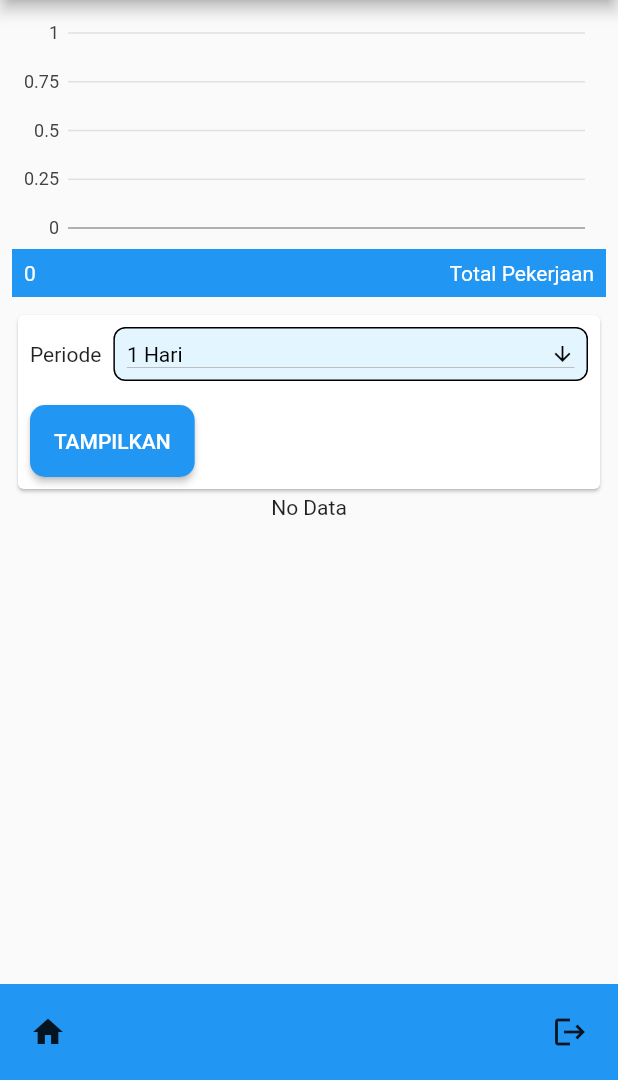
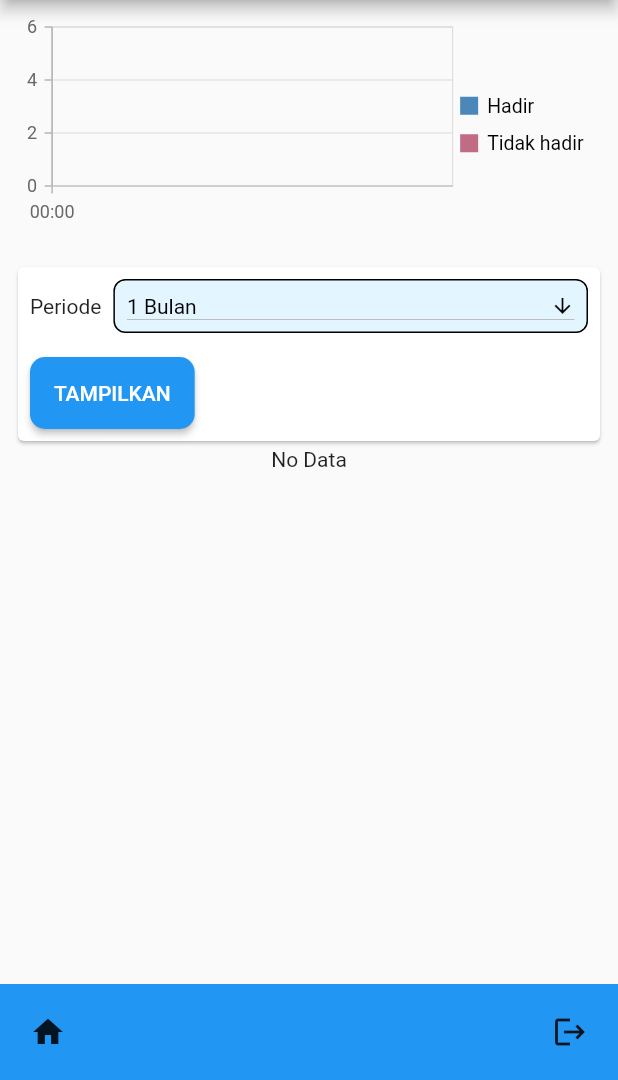
Before and after one commit to andiaqsha99/daily_log, a Flutter app: the DashboardPage screen opened directly with empty values, tab 2 chosen, on a phone screen of 412 x 824 dp, the part 156-1236 px from its top. Run offline on Flutter 3.47's test engine with Material 2 defaults, Android fonts, the phone set to English and light mode, and no system bars; drawn by our look-alikes of badges; our stand-ins replace charts_flutter, flutter_typeahead, grouped_list, location, month_picker_dialog, scrollable_positioned_list and 2 more; missing offline and left inert: qr_code_scanner; accounts and stored records are empty; network calls fail.

Commit message:
fix kehadiran chart

```diff
--- a/lib/DashboardPage.dart
+++ b/lib/DashboardPage.dart
@@ -20,6 +20,7 @@ import 'package:charts_flutter/flutter.dart' as charts;
 import 'package:intl/intl.dart';
 import 'package:month_picker_dialog/month_picker_dialog.dart';
 import 'package:shared_preferences/shared_preferences.dart';
+import 'package:syncfusion_flutter_charts/charts.dart' as chart;
 
 class DashboardPage extends StatelessWidget {
   final int idUser;
@@ -91,6 +92,32 @@ class SimpleTimeSeriesChart extends StatelessWidget {
         domainFn: (DurasiHarian durasiHarian, _) => durasiHarian.tanggal,
         measureFn: (DurasiHarian durasiHarian, _) => durasiHarian.durasi,
         data: data,
+      )
+    ];
+  }
+
+  static List<charts.Series<OrdinalSales, DateTime>> _createKehadiranData(
+      List<Kehadiran> listData) {
+    List<OrdinalSales> desktopSalesData = [];
+    List<OrdinalSales> tableSalesData = [];
+
+    listData.forEach((element) {
+      desktopSalesData.add(new OrdinalSales(element.tanggal, element.hadir));
+      tableSalesData.add(new OrdinalSales(element.tanggal, element.tidakHadir));
+    });
+
+    return [
+      new charts.Series<OrdinalSales, DateTime>(
+        id: 'Desktop',
+        domainFn: (OrdinalSales sales, _) => sales.year,
+        measureFn: (OrdinalSales sales, _) => sales.sales,
+        data: desktopSalesData,
+      ),
+      new charts.Series<OrdinalSales, DateTime>(
+        id: 'Tablet',
+        domainFn: (OrdinalSales sales, _) => sales.year,
+        measureFn: (OrdinalSales sales, _) => sales.sales,
+        data: tableSalesData,
       )
     ];
   }
@@ -572,7 +599,8 @@ class DashboardKehadiran extends StatefulWidget {
 }
 
 class _DashboardKehadiranState extends State<DashboardKehadiran> {
-  String dropdownValue = '1 Hari';
+  String dropdownValue = '1 Bulan';
+  String selectedFilter = '1 Bulan';
   DateTimeRange? dateTimeRange;
   int totalPekerjaan = 0;
 
@@ -591,28 +619,9 @@ class _DashboardKehadiranState extends State<DashboardKehadiran> {
     var lastDayDateTime = (now.month < 12)
         ? new DateTime(now.year, now.month + 1, 0)
         : new DateTime(now.year + 1, 1, 0);
-    loadDataTotalPekerjaan(
-        dateFormat.format(firstDate), dateFormat.format(lastDayDateTime));
+
     loadKehadiranTim(
         dateFormat.format(firstDate), dateFormat.format(lastDayDateTime));
-  }
-
-  loadDataTotalPekerjaan(String firstDate, String endDate) async {
-    final sharedPreferences = await SharedPreferences.getInstance();
-    int idPosition = sharedPreferences.getInt("position_id")!;
-
-    int count = 0;
-    PenggunaResponse penggunaResponse =
-        await ApiService().getPenggunaStaff(idPosition);
-    List<Pengguna> listStaff = penggunaResponse.data;
-    listStaff.forEach((element) async {
-      int counter = await ApiService()
-          .getValidPekerjaanCount(element.id, firstDate, endDate);
-      count += counter;
-      setState(() {
-        totalPekerjaan = count;
-      });
-    });
   }
 
   loadKehadiranTim(String firstDate, String endDate) async {
@@ -634,28 +643,13 @@ class _DashboardKehadiranState extends State<DashboardKehadiran> {
             Container(
                 height: 150,
                 width: double.infinity,
-                child: GroupedBarChart(
-                    GroupedBarChart._createSampleData(listKehadiran),
-                    animate: false)),
+                child: selectedFilter == '1 Hari'
+                    ? GroupedBarChart(
+                        GroupedBarChart._createSampleData(listKehadiran),
+                        animate: false)
+                    : LineChart(listKehadiran: listKehadiran)),
             SizedBox(
               height: 8,
-            ),
-            Container(
-              padding: EdgeInsets.all(8),
-              color: Colors.blue,
-              child: Row(
-                mainAxisAlignment: MainAxisAlignment.spaceBetween,
-                children: [
-                  Text(
-                    totalPekerjaan.toString(),
-                    style: TextStyle(color: Colors.white),
-                  ),
-                  Text(
-                    "Total Pekerjaan",
-                    style: TextStyle(color: Colors.white),
-                  )
-                ],
-              ),
             ),
             SizedBox(
               height: 8,
@@ -784,8 +778,8 @@ class _DashboardKehadiranState extends State<DashboardKehadiran> {
                             print(dateFormat.format(now));
                             String date = dateFormat.format(now);
                             setState(() {
+                              selectedFilter = dropdownValue;
                               loadKehadiranTim(date, date);
-                              loadDataTotalPekerjaan(date, date);
                             });
                             break;
                           case '1 Minggu':
@@ -799,8 +793,8 @@ class _DashboardKehadiranState extends State<DashboardKehadiran> {
                                 dateFormat.format(firstDayofWeek);
                             String endDate = dateFormat.format(lastDateofWeek);
                             setState(() {
+                              selectedFilter = dropdownValue;
                               loadKehadiranTim(firstDate, endDate);
-                              loadDataTotalPekerjaan(firstDate, endDate);
                             });
                             break;
                           case '1 Bulan':
@@ -812,10 +806,8 @@ class _DashboardKehadiranState extends State<DashboardKehadiran> {
                             print(dateFormat.format(firstDate));
                             print(dateFormat.format(lastDayDateTime));
                             setState(() {
+                              selectedFilter = dropdownValue;
                               loadKehadiranTim(dateFormat.format(firstDate),
-                                  dateFormat.format(lastDayDateTime));
-                              loadDataTotalPekerjaan(
-                                  dateFormat.format(firstDate),
                                   dateFormat.format(lastDayDateTime));
                             });
                             break;
@@ -827,8 +819,8 @@ class _DashboardKehadiranState extends State<DashboardKehadiran> {
                             String endDate =
                                 dateFormat.format(dateTimeRange!.end);
                             setState(() {
+                              selectedFilter = dropdownValue;
                               loadKehadiranTim(firstDate, endDate);
-                              loadDataTotalPekerjaan(firstDate, endDate);
                             });
                             break;
                         }
@@ -924,13 +916,13 @@ class GroupedBarChart extends StatelessWidget {
     return [
       new charts.Series<OrdinalSales, String>(
         id: 'Desktop',
-        domainFn: (OrdinalSales sales, _) => sales.year,
+        domainFn: (OrdinalSales sales, _) => sales.year.toString(),
         measureFn: (OrdinalSales sales, _) => sales.sales,
         data: desktopSalesData,
       ),
       new charts.Series<OrdinalSales, String>(
         id: 'Tablet',
-        domainFn: (OrdinalSales sales, _) => sales.year,
+        domainFn: (OrdinalSales sales, _) => sales.year.toString(),
         measureFn: (OrdinalSales sales, _) => sales.sales,
         data: tableSalesData,
       )
@@ -940,7 +932,7 @@ class GroupedBarChart extends StatelessWidget {
 
 /// Sample ordinal data type.
 class OrdinalSales {
-  final String year;
+  final DateTime year;
   final int sales;
 
   OrdinalSales(this.year, this.sales);
@@ -1279,3 +1271,35 @@ class _BebanKerjaTimState extends State<BebanKerjaTim> {
     }
   }
 }
+
+class LineChart extends StatelessWidget {
+  final List<Kehadiran> listKehadiran;
+  const LineChart({Key? key, required this.listKehadiran}) : super(key: key);
+
+  @override
+  Widget build(BuildContext context) {
+    List<OrdinalSales> hadirData = [];
+    List<OrdinalSales> tidakHadirData = [];
+
+    listKehadiran.forEach((element) {
+      hadirData.add(new OrdinalSales(element.tanggal, element.hadir));
+      tidakHadirData.add(new OrdinalSales(element.tanggal, element.tidakHadir));
+    });
+    return chart.SfCartesianChart(
+        legend: chart.Legend(isVisible: true),
+        primaryXAxis: chart.DateTimeAxis(),
+        series: <chart.ChartSeries>[
+          // Renders line chart
+          chart.LineSeries<OrdinalSales, DateTime>(
+              name: 'Hadir',
+              dataSource: hadirData,
+              xValueMapper: (OrdinalSales sales, _) => sales.year,
+              yValueMapper: (OrdinalSales sales, _) => sales.sales),
+          chart.LineSeries<OrdinalSales, DateTime>(
+              name: 'Tidak hadir',
+              dataSource: tidakHadirData,
+              xValueMapper: (OrdinalSales sales, _) => sales.year,
+              yValueMapper: (OrdinalSales sales, _) => sales.sales)
+        ]);
+  }
+}
--- a/lib/api/ApiService.dart
+++ b/lib/api/ApiService.dart
@@ -17,7 +17,7 @@ import 'package:http/http.dart' as http;
 import 'package:intl/intl.dart';
 
 class ApiService {
-  final String baseUrl = "http://192.168.42.13:8000/api";
+  final String baseUrl = "http://192.168.43.126:8000/api";
 
   var client = http.Client();
 
--- a/lib/model/Kehadiran.dart
+++ b/lib/model/Kehadiran.dart
@@ -1,7 +1,7 @@
 class Kehadiran {
   int hadir;
   int tidakHadir;
-  String tanggal;
+  DateTime tanggal;
 
   Kehadiran(
       {required this.hadir, required this.tidakHadir, required this.tanggal});
@@ -10,6 +10,6 @@ class Kehadiran {
     return Kehadiran(
         hadir: map['hadir'],
         tidakHadir: map['tidak_hadir'],
-        tanggal: map['date']);
+        tanggal: DateTime.parse(map['date']));
   }
 }
--- a/pubspec.yaml
+++ b/pubspec.yaml
@@ -39,6 +39,7 @@ dependencies:
   qr_code_scanner: ^0.5.2
   provider: ^6.0.0
   grouped_list: ^4.1.0
+  syncfusion_flutter_charts: ^19.2.62
 
 dev_dependencies:
   flutter_test:
```
Also changed, not shown: pubspec.lock.
